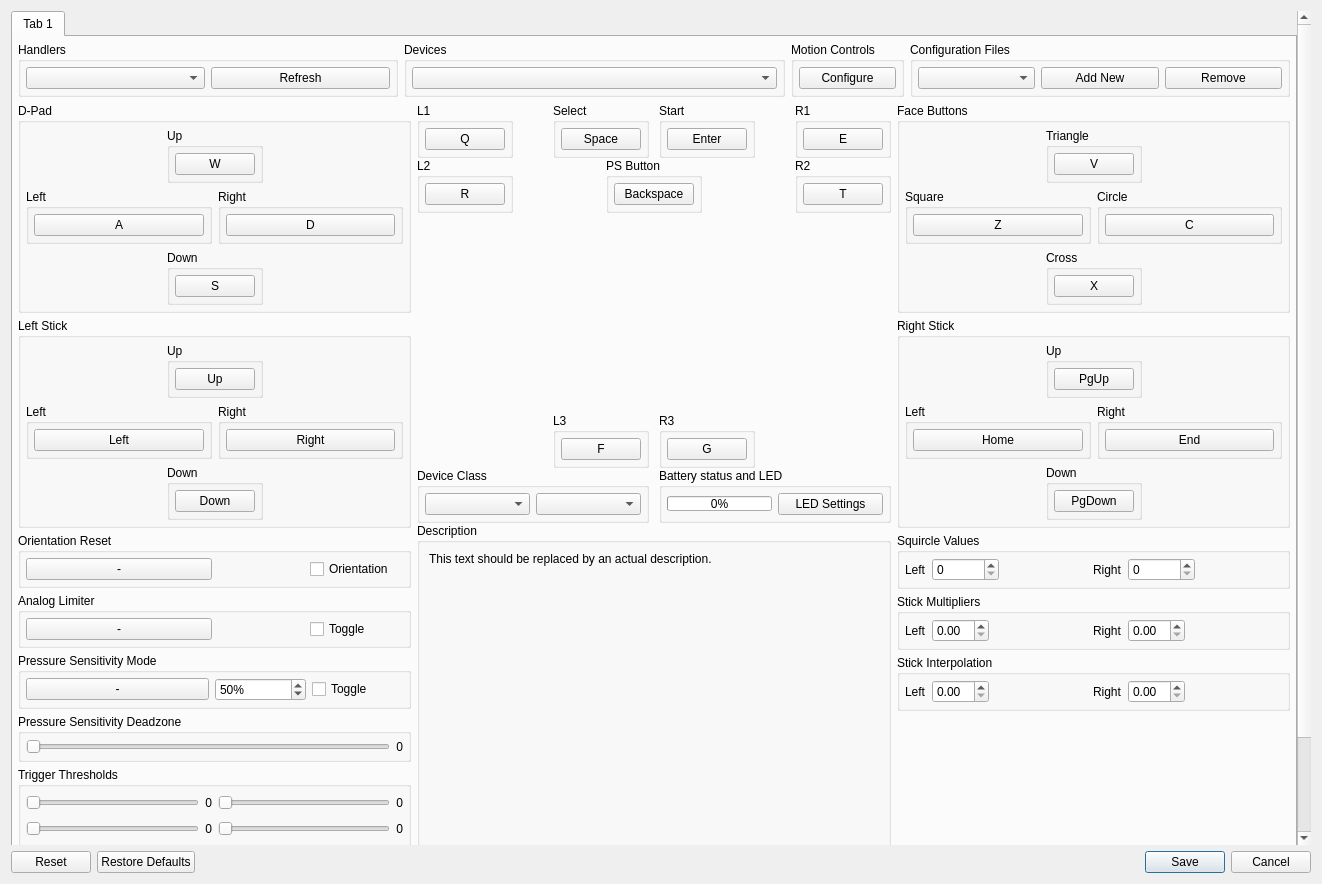
Qt form rpcs3/rpcs3qt/pad_settings_dialog.ui (RPCS3/rpcs3) before a commit.
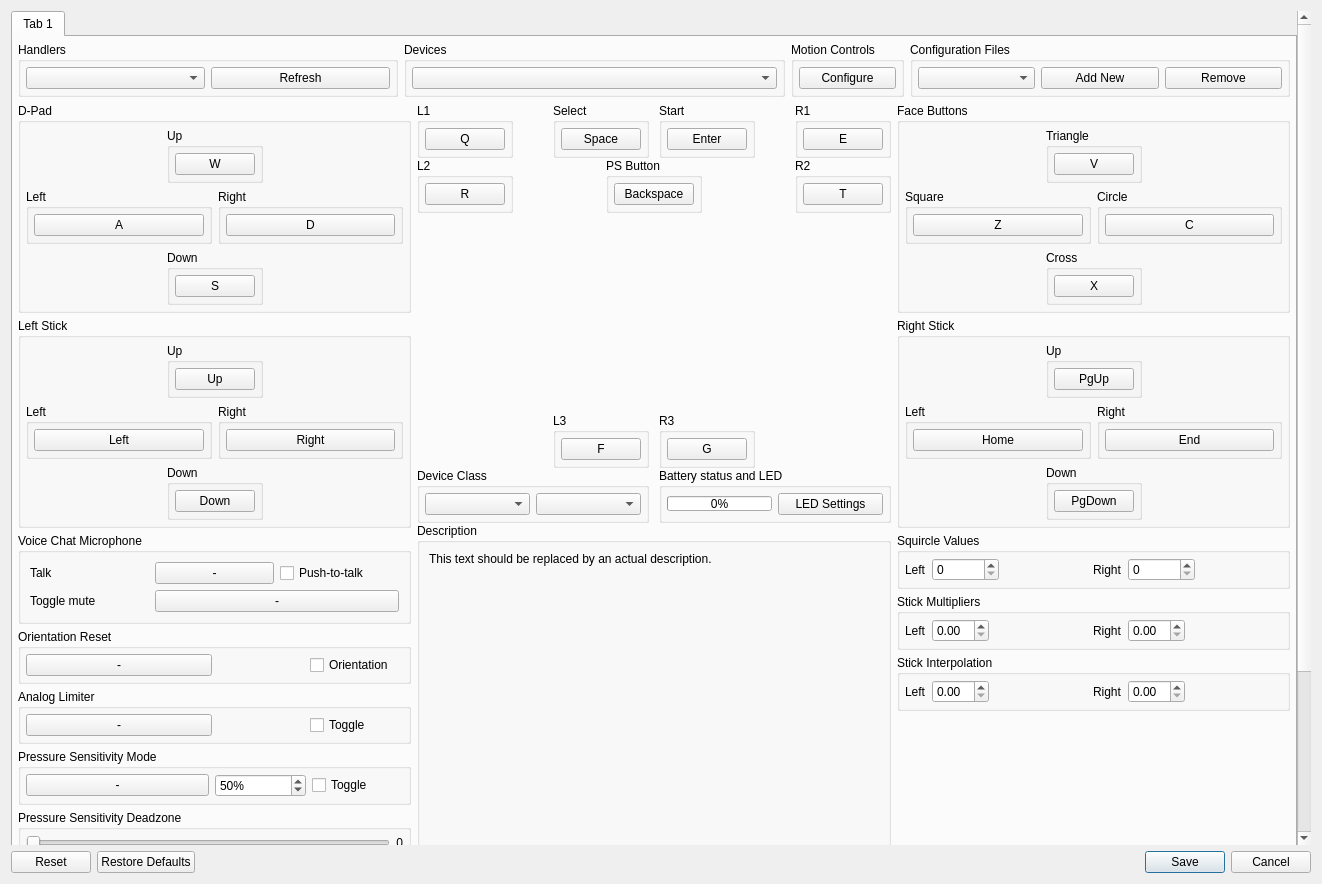
The same form after that commit. Icons and pictures are not drawn.

Commit message: cellVoice: use pad bindings for microphone controls and gate test-file input

Patch:
```diff
--- a/rpcs3/rpcs3qt/pad_settings_dialog.ui
+++ b/rpcs3/rpcs3qt/pad_settings_dialog.ui
@@ -679,6 +679,18 @@
               </layout>
              </widget>
             </item>
+            <item>
+             <widget class="QGroupBox" name="gb_voice_controls">
+              <property name="title"><string>Voice Chat Microphone</string></property>
+              <layout class="QGridLayout" name="voice_controls_layout">
+               <item row="0" column="0"><widget class="QLabel" name="label_voice_talk"><property name="text"><string>Talk</string></property></widget></item>
+               <item row="0" column="1"><widget class="QPushButton" name="b_voice_talk"><property name="text"><string>-</string></property><property name="autoDefault"><bool>false</bool></property></widget></item>
+               <item row="0" column="2"><widget class="QCheckBox" name="cb_voice_push_to_talk"><property name="text"><string>Push-to-talk</string></property></widget></item>
+               <item row="1" column="0"><widget class="QLabel" name="label_voice_mute"><property name="text"><string>Toggle mute</string></property></widget></item>
+               <item row="1" column="1" colspan="2"><widget class="QPushButton" name="b_voice_mute"><property name="text"><string>-</string></property><property name="autoDefault"><bool>false</bool></property></widget></item>
+              </layout>
+             </widget>
+            </item>
             <item>
              <widget class="QGroupBox" name="gb_orientation_reset">
               <property name="title">
```
The commit also changes 22 other files.
